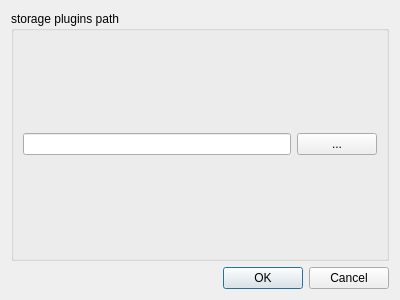
Before: the Qt Designer form source/annotator/source/main/optionsdialog.ui in annotatorproject/annotator, drawn with Qt 5.
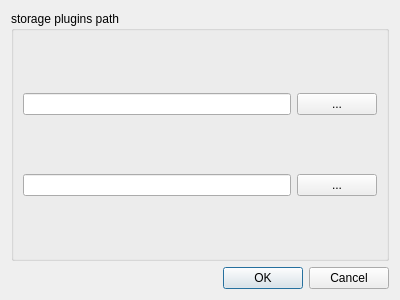
After: the same form once the commit is applied.

Commit message: added imagesets to optionsdialog

```diff
--- a/source/annotator/source/main/optionsdialog.ui
+++ b/source/annotator/source/main/optionsdialog.ui
@@ -19,17 +19,27 @@
      <property name="title">
       <string>storage plugins path</string>
      </property>
-     <layout class="QHBoxLayout" name="horizontalLayout">
-      <item>
+     <layout class="QGridLayout" name="gridLayout">
+      <item row="0" column="1">
        <widget class="QLineEdit" name="storagesLineEdit"/>
       </item>
-      <item>
+      <item row="0" column="2">
        <widget class="QPushButton" name="storagesButton">
         <property name="text">
          <string>...</string>
         </property>
        </widget>
       </item>
+      <item row="1" column="1">
+       <widget class="QLineEdit" name="imagesetsLineEdit"/>
+      </item>
+      <item row="1" column="2">
+       <widget class="QPushButton" name="imagesetsButton">
+        <property name="text">
+         <string>...</string>
+        </property>
+       </widget>
+      </item>
      </layout>
     </widget>
    </item>
```
The commit also changes 3 other files.
